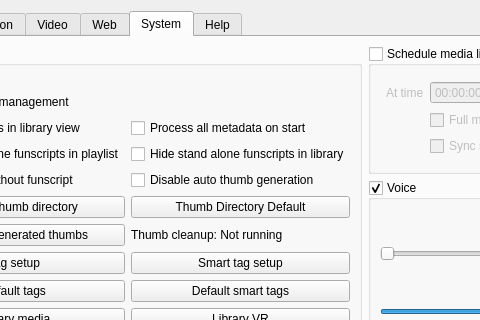
The window that src/settings.ui (jcfain/XTPlayer) describes before a commit, drawn with Qt 5; both pictures show x 131 to 611 and y 0 to 320 of the 1304 by 713 pixel window.
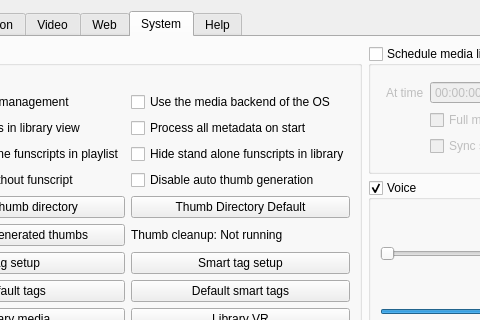
The same window after the commit. The open tabs and pages were chosen to show the change. Icons and pictures are not drawn.

Commit message: Add media backend toggle

```diff
--- a/src/settings.ui
+++ b/src/settings.ui
@@ -1471,6 +1471,13 @@
               </property>
              </widget>
             </item>
+            <item row="0" column="1">
+             <widget class="QCheckBox" name="useMediaBackendChk">
+              <property name="text">
+               <string>Use the media backend of the OS</string>
+              </property>
+             </widget>
+            </item>
            </layout>
           </item>
          </layout>
```
The commit also changes 3 other files.
